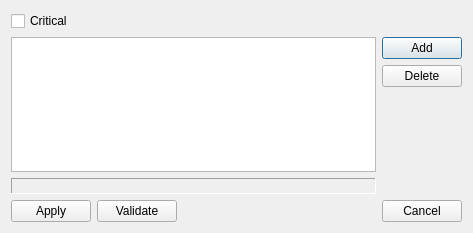
chris2511/xca, file ui/v3ext.ui: the form before one commit.
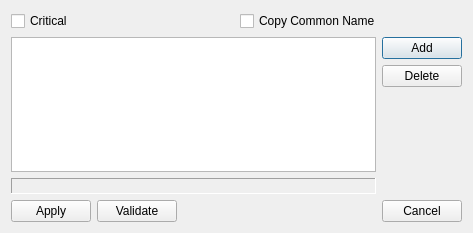
The form after the commit. Custom widgets are drawn as their Qt base class.

```diff
--- a/ui/v3ext.ui
+++ b/ui/v3ext.ui
@@ -12,6 +12,8 @@
   </property>
   <layout class="QVBoxLayout" name="verticalLayout_2">
    <item>
+    <layout class="QHBoxLayout" name="horizontalLayout_2">
+     <item>
     <widget class="QCheckBox" name="critical">
      <property name="text">
       <string notr="true">Critical</string>
@@ -19,6 +21,15 @@
     </widget>
    </item>
    <item>
+      <widget class="QCheckBox" name="copy_cn">
+       <property name="text">
+        <string>Copy Common Name</string>
+       </property>
+      </widget>
+     </item>
+    </layout>
+   </item>
+   <item>
     <layout class="QHBoxLayout" name="horizontalLayout">
      <item>
       <layout class="QVBoxLayout" name="verticalLayout">
@@ -78,12 +89,6 @@
    </item>
    <item>
     <layout class="QHBoxLayout">
-     <property name="spacing">
-      <number>6</number>
-     </property>
-     <property name="margin">
-      <number>0</number>
-     </property>
      <item>
       <widget class="QPushButton" name="apply">
        <property name="text">
```
Left out of the diff: 6 changed lines with no effect on the pictures. Lines whose indentation alone changed are shown as unchanged.
